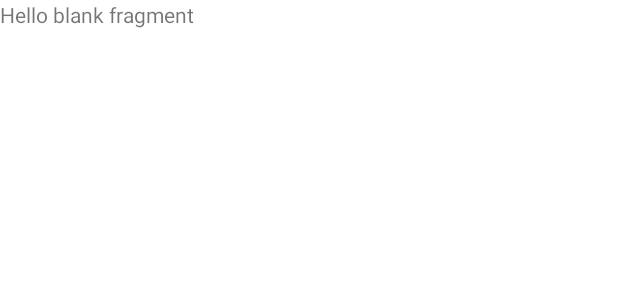
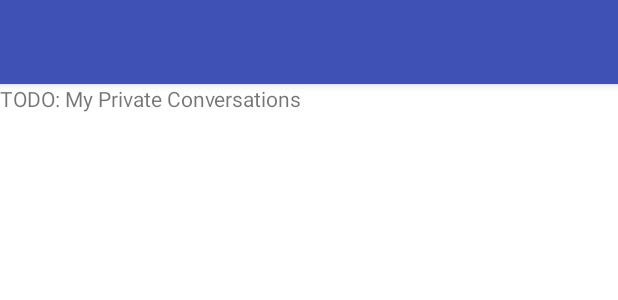
Before and after one commit to pthalamy/Shout-, an Android app: the layout fragment_private_conversations.xml on its own in the app's theme, with its tools: preview values and no code run, on a phone screen of 412 x 824 dp. Shown: the top 300 px of the screen. Run offline under Robolectric (Android 15) with nearby library versions, the phone set to English and light mode, and no system bars.

Commit message:
Enable custom toolbar on all fragments / activities

```diff
--- a/Shout/app/src/main/res/layout/fragment_my_profile.xml
+++ b/Shout/app/src/main/res/layout/fragment_my_profile.xml
@@ -17,7 +17,7 @@
         android:layout_marginTop="15dp"
         android:textStyle="normal|bold"
         android:textSize="20sp"
-        android:textColor="@color/authui_colorActivated" />
+        android:textColor="@color/colorPrimary" />
 
     <android.support.v7.widget.RecyclerView
         android:id="@+id/rv_mylikes"
@@ -42,7 +42,7 @@
         android:layout_below="@+id/img_profilePic"
         android:layout_alignParentStart="true"
         android:layout_marginStart="13dp"
-        android:textColor="@color/authui_colorActivated"/>
+        android:textColor="@color/colorPrimary"/>
 
     <android.support.v7.widget.Toolbar
         android:id="@+id/toolbar_my_profile"
--- a/Shout/app/src/main/res/layout/fragment_private_conversations.xml
+++ b/Shout/app/src/main/res/layout/fragment_private_conversations.xml
@@ -1,14 +1,27 @@
-<FrameLayout xmlns:android="http://schemas.android.com/apk/res/android"
+<RelativeLayout xmlns:android="http://schemas.android.com/apk/res/android"
     xmlns:tools="http://schemas.android.com/tools"
     android:layout_width="match_parent"
     android:layout_height="match_parent"
+    xmlns:app="http://schemas.android.com/apk/res-auto"
     tools:context="es.upm.dam2016g6.shout.fragments.PrivateConversationsFragment"
     android:background="@color/white">
+
+    <android.support.v7.widget.Toolbar
+        android:id="@+id/toolbar_private_conversations"
+        android:layout_width="match_parent"
+        android:layout_height="?attr/actionBarSize"
+        android:background="?attr/colorPrimary"
+        android:elevation="4dp"
+        android:theme="@style/ThemeOverlay.AppCompat.Dark.ActionBar"
+        app:popupTheme="@style/ThemeOverlay.AppCompat.Dark"
+        android:layout_alignParentTop="true"
+        android:layout_alignParentStart="true" />
 
     <!-- TODO: Update blank fragment layout -->
     <TextView
         android:layout_width="match_parent"
         android:layout_height="match_parent"
-        android:text="@string/hello_blank_fragment" />
+        android:layout_below="@+id/toolbar_private_conversations"
+        android:text="TODO: My Private Conversations" />
 
-</FrameLayout>
+</RelativeLayout>
```
Also changed, not shown: Shout/app/src/main/java/es/upm/dam2016g6/shout/Fragments/DiscoveryFragment.java (+7 -0 lines), Shout/app/src/main/java/es/upm/dam2016g6/shout/Fragments/PrivateConversationsFragment.java (+13 -28 lines), Shout/app/src/main/res/layout/fragment_discovery.xml (+13 -1 lines).
